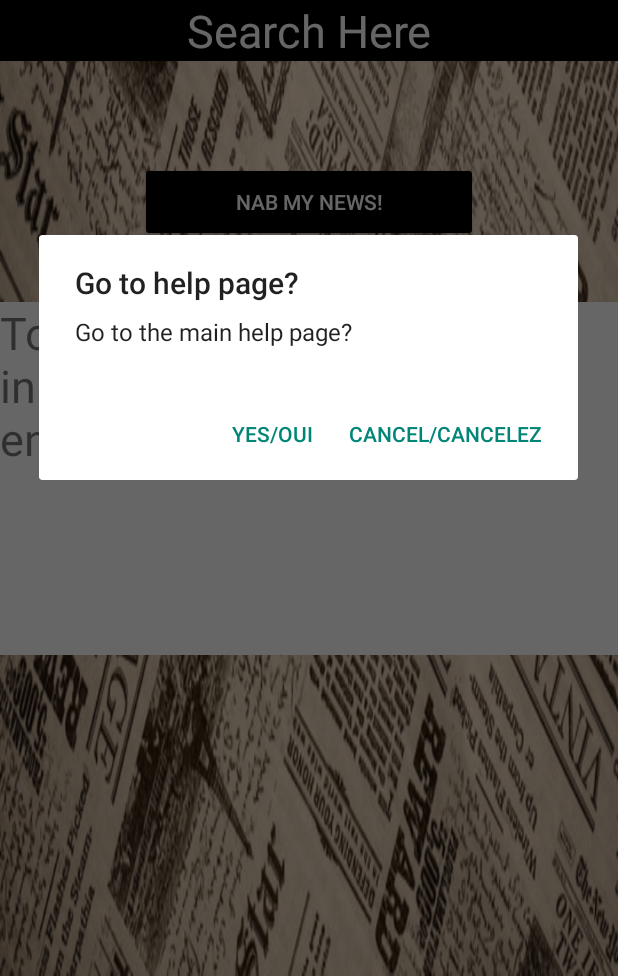
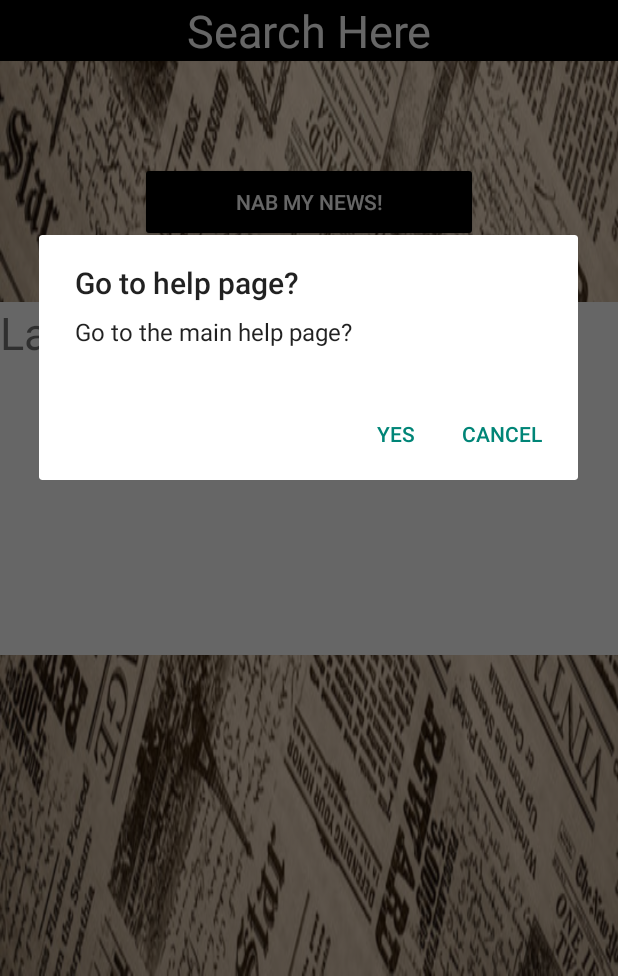
Before and after one commit to MLabate12/-CST2355FinalAssignment, an Android app: the screen it shows after launch (MainActivity), after a tap on "Help", on a phone screen of 412 x 824 dp, the part 260-1236 px from its top. Run offline under Robolectric (Android 15) with nearby library versions, the phone set to English and light mode, and no system bars.

Commit message:
Finishing touches

```diff
--- a/app/src/main/java/com/example/cst2355finalassignment/MainActivity.java
+++ b/app/src/main/java/com/example/cst2355finalassignment/MainActivity.java
@@ -69,7 +69,9 @@ public class MainActivity extends AppCompatActivity implements NavigationView.On
 
         Fragment fragment = new UpdateFragment();
 
-        getSupportFragmentManager().beginTransaction().replace(R.id.fragment_frame, fragment, fragment.getClass().getSimpleName()).addToBackStack(null).commit();
+        getSupportFragmentManager().beginTransaction().replace
+                (R.id.fragment_frame, fragment, fragment.getClass()
+                        .getSimpleName()).addToBackStack(null).commit();
 
         Button launchButton = findViewById(R.id.launchButton);
         launchButton.setOnClickListener(click -> {
@@ -102,9 +104,9 @@ public class MainActivity extends AppCompatActivity implements NavigationView.On
                     //What is the message:
                     .setMessage(R.string.help_message)
 
-                        .setPositiveButton("Cancel/Cancelez", (click, arg) -> { })
+                        .setPositiveButton(R.string.cancel, (click, arg) -> { })
 
-                        .setNegativeButton("YES/OUI", (click, arg) -> {
+                        .setNegativeButton(R.string.yes, (click, arg) -> {
                             Intent goToHelp = new Intent(MainActivity.this, HelpActivity.class);
                             startActivity(goToHelp);
                         })
--- a/app/src/main/java/com/example/cst2355finalassignment/SearchActivity.java
+++ b/app/src/main/java/com/example/cst2355finalassignment/SearchActivity.java
@@ -264,7 +264,7 @@ public class SearchActivity extends AppCompatActivity implements NavigationView.
         {
             //what to do when the menu item is selected:
             case R.id.help_item:
-                message = "HELP GOES HERE";
+                message = getString(R.string.searchHelp);
                 break;
         }
         Toast.makeText(this, message, Toast.LENGTH_LONG).show();
--- a/app/src/main/java/com/example/cst2355finalassignment/SearchResultsActivity.java
+++ b/app/src/main/java/com/example/cst2355finalassignment/SearchResultsActivity.java
@@ -124,7 +124,7 @@ public class SearchResultsActivity extends AppCompatActivity implements Navigati
         {
             //what to do when the menu item is selected:
             case R.id.help_item:
-                message = "HELP GOES HERE";
+                message = getString(R.string.resultHelp);
                 break;
         }
         Toast.makeText(this, message, Toast.LENGTH_LONG).show();
@@ -139,7 +139,7 @@ public class SearchResultsActivity extends AppCompatActivity implements Navigati
         switch(item.getItemId())
         {
             case R.id.homePage:
-                Intent goToHome = new Intent(SearchResultsActivity.this, HelpActivity.class);
+                Intent goToHome = new Intent(SearchResultsActivity.this, MainActivity.class);
                 startActivity(goToHome);
                 break;
             case R.id.favePage:
--- a/app/src/main/res/layout/activity_help.xml
+++ b/app/src/main/res/layout/activity_help.xml
@@ -40,9 +40,9 @@
             <TextView
                 android:layout_width="match_parent"
                 android:layout_height="wrap_content"
-                android:layout_marginTop="350dp"
+                android:layout_marginTop="35dp"
                 android:background="#FFFFFF"
-                android:text="To access the news, enter it in the search bar. Then click enter./Pour accéder à l'actualité, saisissez-la dans la barre de recherche. Cliquez ensuite sur entrer."
+                android:text="@string/mainHelp"
                 android:textColor="@color/black"
                 android:textSize="20dp" />
 
--- a/app/src/main/res/layout/activity_main.xml
+++ b/app/src/main/res/layout/activity_main.xml
@@ -48,7 +48,8 @@
                 android:textColor="#ffffff"
                 android:textColorHint="#ffffff"
                 android:textFontWeight="@integer/material_motion_duration_medium_1"
-                android:textSize="30dp" />
+                android:textSize="30dp"
+                android:inputType="text"/>
 
             <Button
                 android:id="@+id/launchButton"
--- a/app/src/main/res/layout/fragment_update.xml
+++ b/app/src/main/res/layout/fragment_update.xml
@@ -14,7 +14,7 @@
         android:background="@color/white"
         android:layout_height="match_parent"
         android:layout_width="match_parent"
-        android:text="@string/instructions"
+        android:text="@string/devUpdate"
         android:textSize="30dp"/>
 
 </LinearLayout>
--- a/app/src/main/res/values/strings.xml
+++ b/app/src/main/res/values/strings.xml
@@ -22,5 +22,10 @@
     <string name="help">Help</string>
     <string name="help_message_title">Go to help page?</string>
     <string name="help_message">Go to the main help page?</string>
-    <string name="instructions">To access the news, enter it in the search bar. Then click enter.</string>
+    <string name="devUpdate">Last updated Aug 13, 2021</string>
+    <string name="yes">Yes</string>
+    <string name="cancel">Cancel</string>
+    <string name="searchHelp">Viewing a list of your search results. Go back for a new search</string>
+    <string name="resultHelp">Viewing details of a search result. Go back view full list.</string>
+    <string name="mainHelp">To access the news, enter it in the search bar. Then click enter</string>
 </resources>
```
Also changed, not shown: 1 other file.
